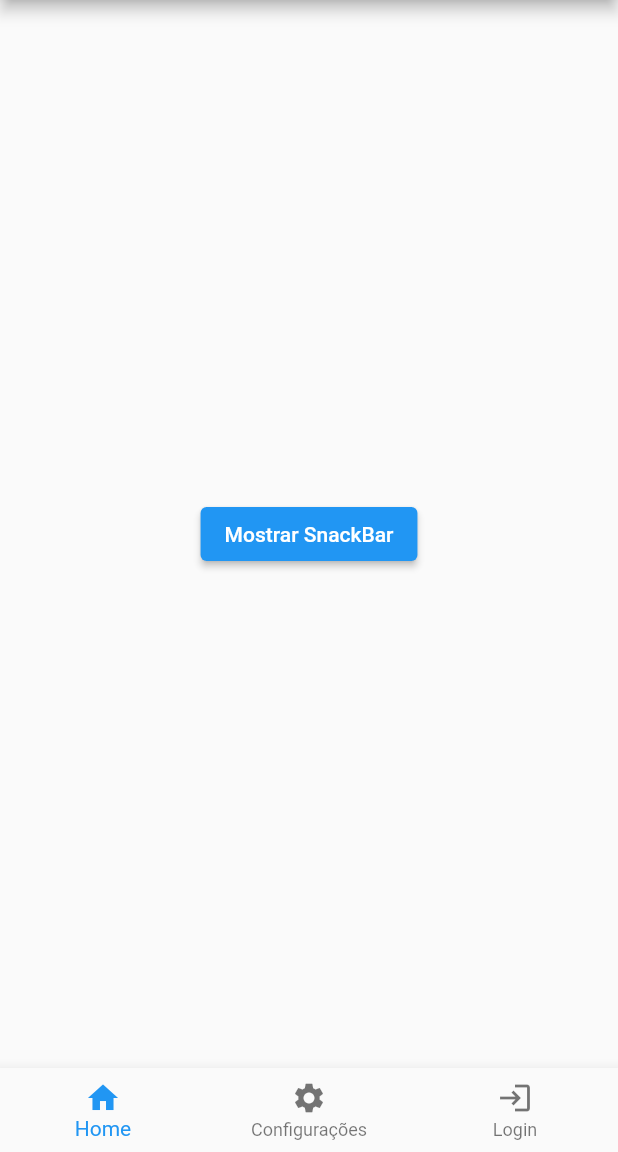
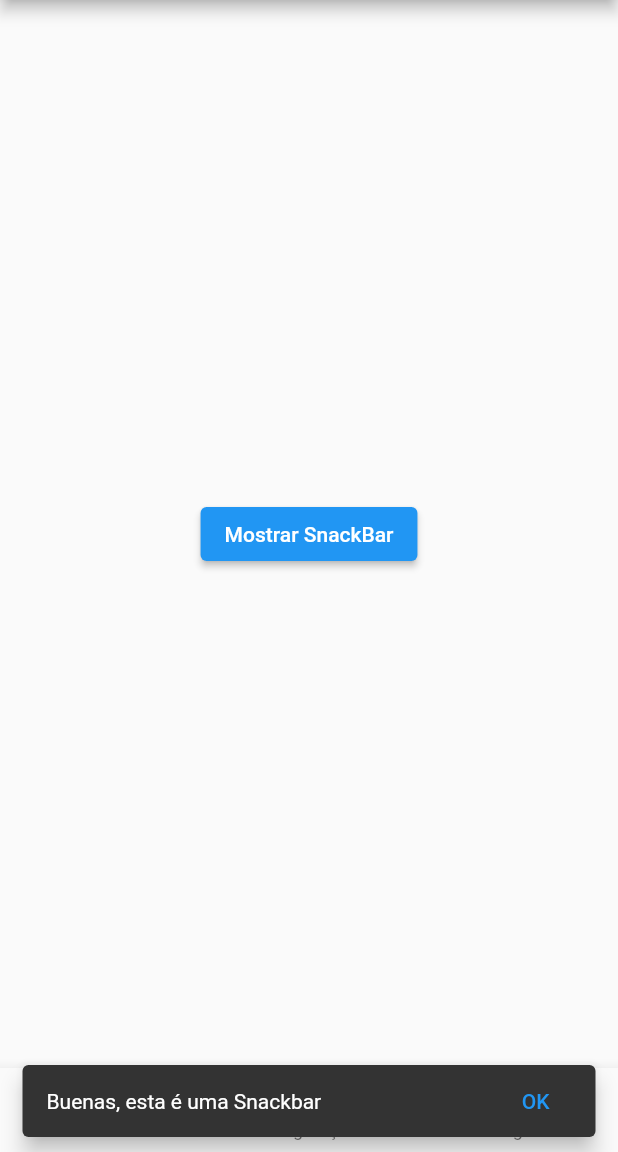
Before and after one commit to EduardaTrindade/Trabalhos-de-APPII, a Flutter app: the screen it shows after launch, after a tap on "Mostrar SnackBar", on a phone screen of 412 x 824 dp, the part 84-1236 px from its top. Run offline on Flutter 3.47's test engine with Material 2 defaults, Android fonts, the phone set to English and light mode, and no system bars.

Commit message:
Aulas 21 e 22

```diff
--- a/3.layout/layout/lib/Layout.dart
+++ b/3.layout/layout/lib/Layout.dart
@@ -11,9 +11,7 @@ class LayoutState extends State<Layout> {
     return MaterialApp(
         home: Scaffold(
       // Barra de Título
-      appBar: new AppBar(
-        title: new Text("Layout - Flutter"),
-      ),
+      appBar: new AppBar(title: new Text("Layout - Flutter")),
 
       // Menu Lateral (hambúrguer)
       drawer: new Drawer(
@@ -22,16 +20,16 @@ class LayoutState extends State<Layout> {
           children: <Widget>[
             // Cabeçalho do Menu
             const DrawerHeader(
-                decoration: BoxDecoration(color: Colors.blue),
+                // decoration: BoxDecoration(color: Colors.blue),
                 child: Text("Itens do Menu")),
 
             // Item 1
             ListTile(
               title: new Text("Flutter"),
               subtitle: new Text("Tudo são Widgets"),
-              leading: Icon(
+              leading: new Icon(
                 Icons.flash_on,
-                color: Colors.red,
+                color: Colors.red.shade400,
                 size: 32,
               ),
               trailing: Icon(Icons.keyboard_arrow_right),
@@ -44,8 +42,8 @@ class LayoutState extends State<Layout> {
             // Item 2
             ListTile(
               title: new Text("Dart"),
-              subtitle: new Text("É fácil"),
-              leading: Icon(
+              subtitle: new Text("É muito forte"),
+              leading: new Icon(
                 Icons.mood,
                 color: Colors.amber.shade700,
                 size: 32,
@@ -63,7 +61,7 @@ class LayoutState extends State<Layout> {
               subtitle: new Text("Quero cafééé"),
               leading: Icon(
                 Icons.coffee,
-                color: Colors.brown.shade700,
+                color: Colors.brown,
                 size: 32,
               ),
               trailing: Icon(Icons.keyboard_arrow_right),
@@ -80,10 +78,12 @@ class LayoutState extends State<Layout> {
       body: new Center(
           child: ElevatedButton(
         onPressed: () {
-            final snackBar = SnackBar(
+          SnackBar snackBar = new SnackBar(
             content: new Text("Buenas, esta é uma Snackbar"),
+            duration: new Duration(milliseconds: 2500), // 1 segundo == 1000
+            behavior: SnackBarBehavior.floating,
             action: SnackBarAction(
-                label: "x",
+              label: "OK",
               onPressed: () {
                 // Aqui vai o código de alguma ação...
               },
@@ -92,13 +92,10 @@ class LayoutState extends State<Layout> {
 
           ScaffoldMessenger.of(context).showSnackBar(snackBar);
         },
+
+        // Texto do Botão SnackBar
         child: Text("Mostrar SnackBar"),
-        ),
-
-        /*child: new Container(
-          child: Text("Conhecendo o Material App"),
-        )*/
-      ),
+      )),
 
       // Barra de Ícones (inferior)
       bottomNavigationBar: new BottomNavigationBar(
@@ -111,7 +108,7 @@ class LayoutState extends State<Layout> {
               icon: new Icon(Icons.settings), label: "Configurações"),
 
           // Ícone Login
-          BottomNavigationBarItem(icon: new Icon(Icons.login), label: "Login")
+          BottomNavigationBarItem(icon: new Icon(Icons.login), label: "Login"),
         ],
       ),
     ));
--- a/3.layout/layout/lib/main.dart
+++ b/3.layout/layout/lib/main.dart
@@ -8,8 +8,9 @@ class LayoutApp extends StatelessWidget {
   Widget build(BuildContext context) {
     return MaterialApp(
       title: "Layout Básico",
-      theme: new ThemeData(primarySwatch: Colors.red),
-      home: Layout(),
+      home: Scaffold(
+        body: Layout(),
+      ),
     );
   }
 }
```
Lines whose indentation alone changed are shown as unchanged.
